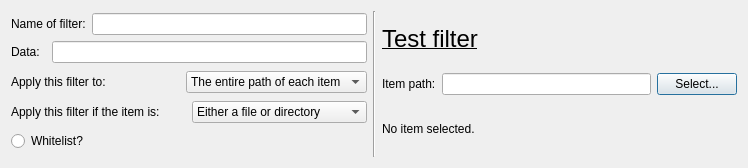
Above: macup/ui/modifyfilter.ui from SimonsBrother/MacUp before the change. Below: the same form after it.
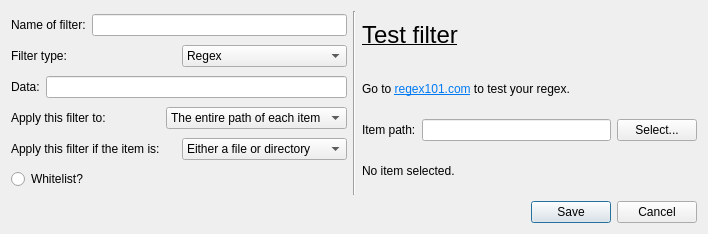
That is the form after the change.

Commit message:
Removed unnecessary lines in addconfig.py FileTree class can now be told not to generate children via do_recursion Tweaked docs in filter.py Moved MainWindow ui from main.py to its own file with other UI initializers So much was done to the main window ui, but since I moved I'm not sure what. I'll summarize what's done: Configuration loading, deletion, and saving Unsaved changes detection Source and target directory selection -End of summary
Implemented modifyfilterdialog.py; filters can now be created via a UI and stored as an object. This will be passed to the main UI in the future.

```diff
--- a/macup/ui/modifyfilter.ui
+++ b/macup/ui/modifyfilter.ui
@@ -6,42 +6,73 @@
    <rect>
     <x>0</x>
     <y>0</y>
-    <width>748</width>
-    <height>168</height>
+    <width>708</width>
+    <height>234</height>
    </rect>
   </property>
   <property name="windowTitle">
    <string>Dialog</string>
   </property>
-  <layout class="QHBoxLayout" name="horizontalLayout_4">
+  <layout class="QVBoxLayout" name="verticalLayout_3">
+   <item>
+    <layout class="QHBoxLayout" name="horizontalLayout_7">
    <item>
     <layout class="QVBoxLayout" name="verticalLayout">
      <item>
-      <layout class="QGridLayout" name="gridLayout">
-       <item row="0" column="0" colspan="2">
+        <layout class="QHBoxLayout" name="horizontalLayout_2">
+         <item>
         <widget class="QLabel" name="namelabel">
          <property name="text">
           <string>Name of filter:</string>
          </property>
         </widget>
        </item>
-       <item row="0" column="2">
+         <item>
         <widget class="QLineEdit" name="namelineedit"/>
        </item>
-       <item row="1" column="0">
+        </layout>
+       </item>
+       <item>
+        <layout class="QHBoxLayout" name="horizontalLayout_3">
+         <item>
+          <widget class="QLabel" name="filtertype_label">
+           <property name="text">
+            <string>Filter type:</string>
+           </property>
+          </widget>
+         </item>
+         <item>
+          <widget class="QComboBox" name="filtertype_combobox">
+           <item>
+            <property name="text">
+             <string>Regex</string>
+            </property>
+           </item>
+           <item>
+            <property name="text">
+             <string>Keyword</string>
+            </property>
+           </item>
+          </widget>
+         </item>
+        </layout>
+       </item>
+       <item>
+        <layout class="QHBoxLayout" name="horizontalLayout_4">
+         <item>
         <widget class="QLabel" name="datalabel">
          <property name="text">
           <string>Data:</string>
          </property>
         </widget>
        </item>
-       <item row="1" column="1" colspan="2">
+         <item>
         <widget class="QLineEdit" name="datalineedit"/>
        </item>
       </layout>
      </item>
      <item>
-      <layout class="QHBoxLayout" name="horizontalLayout_2">
+        <layout class="QHBoxLayout" name="horizontalLayout_5">
        <item>
         <widget class="QLabel" name="applabel">
          <property name="text">
@@ -121,7 +152,17 @@
       </widget>
      </item>
      <item>
-      <layout class="QHBoxLayout" name="horizontalLayout_3">
+        <widget class="QLabel" name="regex101_label">
+         <property name="text">
+          <string>&lt;html&gt;&lt;head/&gt;&lt;body&gt;&lt;p&gt;Go to &lt;a href=&quot;https://regex101.com&quot;&gt;&lt;span style=&quot; text-decoration: underline; color:#007af4;&quot;&gt;regex101.com&lt;/span&gt;&lt;/a&gt; to test your regex.&lt;/p&gt;&lt;/body&gt;&lt;/html&gt;</string>
+         </property>
+         <property name="openExternalLinks">
+          <bool>true</bool>
+         </property>
+        </widget>
+       </item>
+       <item>
+        <layout class="QHBoxLayout" name="horizontalLayout_6">
        <item>
         <widget class="QLabel" name="testlabel">
          <property name="text">
@@ -133,7 +174,7 @@
         <widget class="QLineEdit" name="testlineedit"/>
        </item>
        <item>
-        <widget class="QPushButton" name="pushButton">
+          <widget class="QPushButton" name="testfileselect_btn">
          <property name="text">
           <string>Select...</string>
          </property>
@@ -151,6 +192,15 @@
     </layout>
    </item>
   </layout>
+   </item>
+   <item>
+    <widget class="QDialogButtonBox" name="buttonBox">
+     <property name="standardButtons">
+      <set>QDialogButtonBox::Cancel|QDialogButtonBox::Save</set>
+     </property>
+    </widget>
+   </item>
+  </layout>
  </widget>
  <resources/>
  <connections/>
```
Left out of the diff: 39 changed lines with no effect on the pictures. Lines whose indentation alone changed are shown as unchanged. The commit also changes 12 other files.
